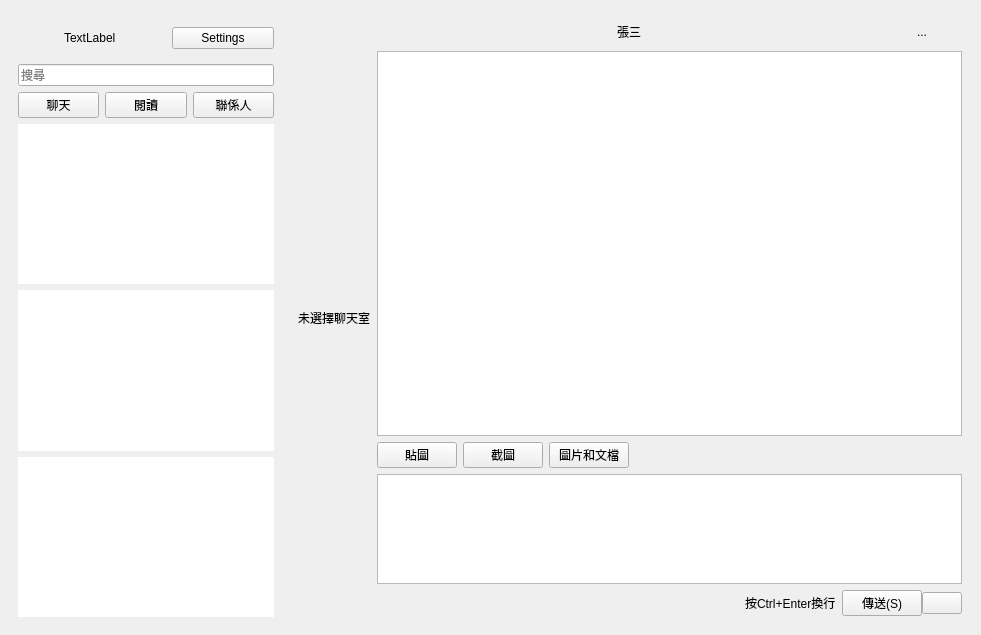
This is resource/ui/wechat-0.5.ui in 0xzhaohx/webwechat as Qt 5 draws it before an edit. The edited form follows.
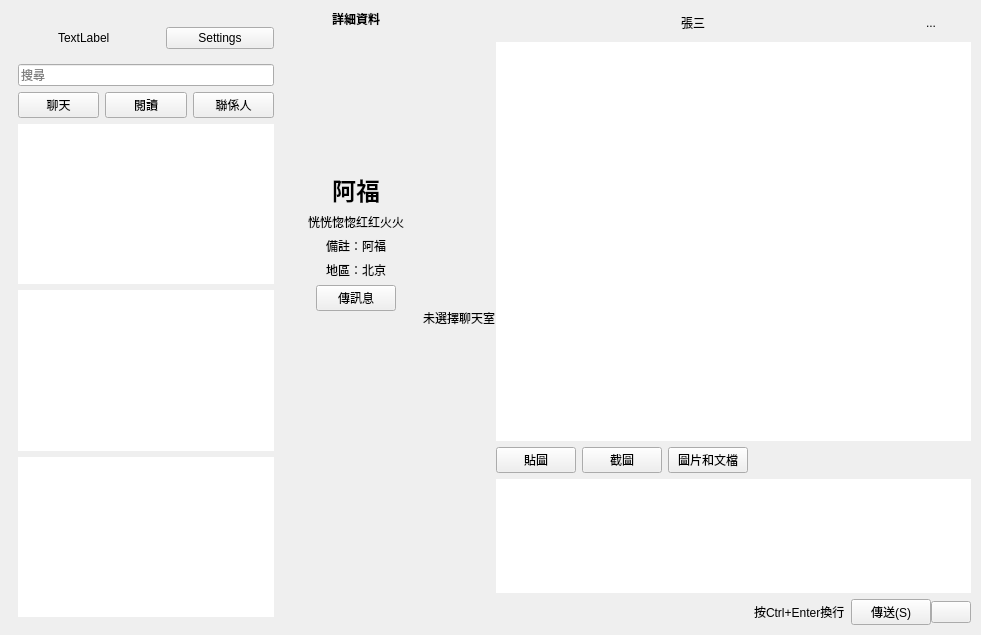
This is the edited form.

```diff
--- a/resource/ui/wechat-0.5.ui
+++ b/resource/ui/wechat-0.5.ui
@@ -32,6 +32,9 @@
       <layout class="QVBoxLayout" name="verticalLayout">
        <item>
         <layout class="QHBoxLayout" name="horizontalLayout_6">
+         <property name="spacing">
+          <number>0</number>
+         </property>
          <item>
           <widget class="QLabel" name="headImageLabel">
            <property name="minimumSize">
@@ -192,6 +195,159 @@
     <item>
      <widget class="QWidget" name="nullWidget" native="true">
       <layout class="QHBoxLayout" name="horizontalLayout">
+       <property name="spacing">
+        <number>0</number>
+       </property>
+       <property name="margin">
+        <number>0</number>
+       </property>
+       <item>
+        <widget class="QWidget" name="profileWidget" native="true">
+         <property name="enabled">
+          <bool>true</bool>
+         </property>
+         <layout class="QVBoxLayout" name="verticalLayout_2">
+          <property name="margin">
+           <number>1</number>
+          </property>
+          <item>
+           <widget class="QLabel" name="detail_label">
+            <property name="font">
+             <font>
+              <weight>75</weight>
+              <bold>true</bold>
+             </font>
+            </property>
+            <property name="text">
+             <string>詳細資料</string>
+            </property>
+            <property name="alignment">
+             <set>Qt::AlignCenter</set>
+            </property>
+            <property name="margin">
+             <number>5</number>
+            </property>
+           </widget>
+          </item>
+          <item alignment="Qt::AlignHCenter">
+           <widget class="QLabel" name="avater_label">
+            <property name="minimumSize">
+             <size>
+              <width>132</width>
+              <height>132</height>
+             </size>
+            </property>
+            <property name="maximumSize">
+             <size>
+              <width>132</width>
+              <height>132</height>
+             </size>
+            </property>
+            <property name="text">
+             <string/>
+            </property>
+            <property name="alignment">
+             <set>Qt::AlignCenter</set>
+            </property>
+           </widget>
+          </item>
+          <item>
+           <widget class="QLabel" name="nickname_label">
+            <property name="font">
+             <font>
+              <pointsize>18</pointsize>
+              <weight>75</weight>
+              <bold>true</bold>
+             </font>
+            </property>
+            <property name="layoutDirection">
+             <enum>Qt::LeftToRight</enum>
+            </property>
+            <property name="text">
+             <string>阿福</string>
+            </property>
+            <property name="alignment">
+             <set>Qt::AlignCenter</set>
+            </property>
+            <property name="margin">
+             <number>5</number>
+            </property>
+           </widget>
+          </item>
+          <item>
+           <widget class="QLabel" name="signature_label">
+            <property name="text">
+             <string>恍恍惚惚红红火火</string>
+            </property>
+            <property name="alignment">
+             <set>Qt::AlignCenter</set>
+            </property>
+            <property name="wordWrap">
+             <bool>true</bool>
+            </property>
+            <property name="margin">
+             <number>5</number>
+            </property>
+           </widget>
+          </item>
+          <item>
+           <widget class="QLabel" name="remark_label">
+            <property name="text">
+             <string>備註：阿福</string>
+            </property>
+            <property name="alignment">
+             <set>Qt::AlignCenter</set>
+            </property>
+            <property name="margin">
+             <number>5</number>
+            </property>
+           </widget>
+          </item>
+          <item>
+           <widget class="QLabel" name="province_label">
+            <property name="text">
+             <string>地區：北京</string>
+            </property>
+            <property name="alignment">
+             <set>Qt::AlignCenter</set>
+            </property>
+            <property name="margin">
+             <number>5</number>
+            </property>
+           </widget>
+          </item>
+          <item alignment="Qt::AlignHCenter">
+           <widget class="QPushButton" name="pushButton">
+            <property name="sizePolicy">
+             <sizepolicy hsizetype="Fixed" vsizetype="Fixed">
+              <horstretch>0</horstretch>
+              <verstretch>0</verstretch>
+             </sizepolicy>
+            </property>
+            <property name="layoutDirection">
+             <enum>Qt::LeftToRight</enum>
+            </property>
+            <property name="text">
+             <string>傳訊息</string>
+            </property>
+           </widget>
+          </item>
+          <item>
+           <spacer name="verticalSpacer">
+            <property name="orientation">
+             <enum>Qt::Vertical</enum>
+            </property>
+            <property name="sizeHint" stdset="0">
+             <size>
+              <width>20</width>
+              <height>40</height>
+             </size>
+            </property>
+           </spacer>
+          </item>
+         </layout>
+        </widget>
+       </item>
        <item>
         <widget class="QLabel" name="label">
          <property name="text">
@@ -266,6 +422,9 @@
           </item>
           <item>
            <widget class="QTextEdit" name="messages">
+            <property name="frameShape">
+             <enum>QFrame::NoFrame</enum>
+            </property>
             <property name="readOnly">
              <bool>true</bool>
             </property>
@@ -326,7 +485,11 @@
            </layout>
           </item>
           <item>
-           <widget class="QTextEdit" name="draft"/>
+           <widget class="QTextEdit" name="draft">
+            <property name="frameShape">
+             <enum>QFrame::NoFrame</enum>
+            </property>
+           </widget>
           </item>
           <item>
            <layout class="QHBoxLayout" name="horizontalLayout_9">
```
